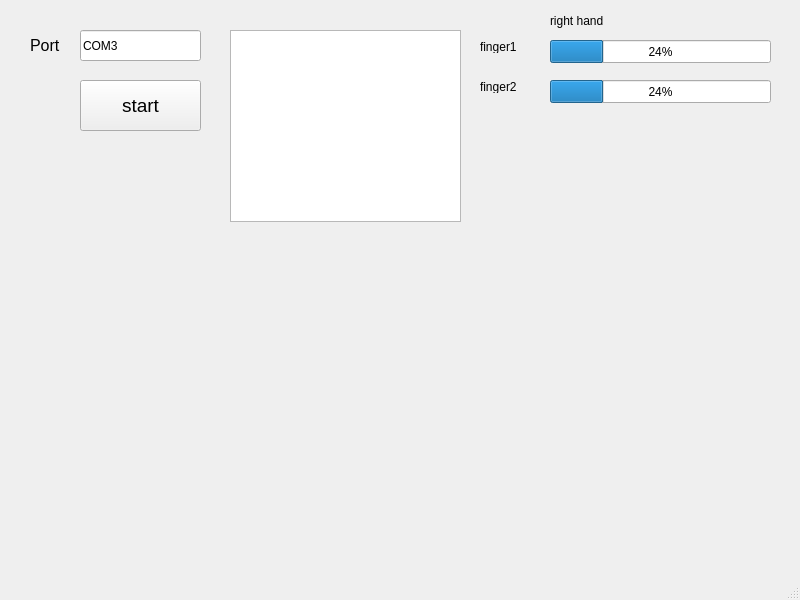
This is arduino_alpha_MIREA/mainwindow.ui in Dimitrius-dev/hand_MIREA as Qt 5 draws it before an edit. The edited form follows.
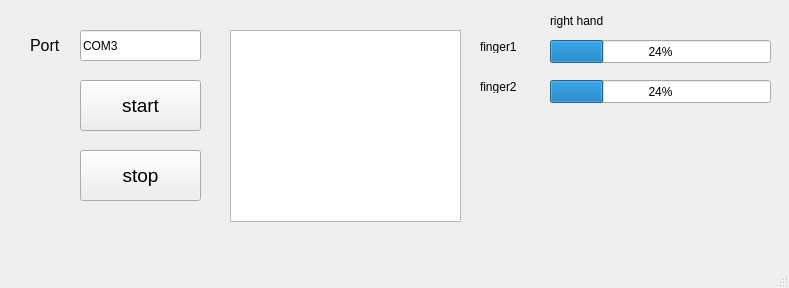
This is the edited form.

What changed in the file:
```diff
--- a/arduino_alpha_MIREA/mainwindow.ui
+++ b/arduino_alpha_MIREA/mainwindow.ui
@@ -6,10 +6,22 @@
    <rect>
     <x>0</x>
     <y>0</y>
-    <width>800</width>
-    <height>600</height>
+    <width>789</width>
+    <height>288</height>
    </rect>
   </property>
+  <property name="minimumSize">
+   <size>
+    <width>789</width>
+    <height>288</height>
+   </size>
+  </property>
+  <property name="maximumSize">
+   <size>
+    <width>789</width>
+    <height>288</height>
+   </size>
+  </property>
   <property name="windowTitle">
    <string>MainWindow</string>
   </property>
@@ -138,6 +150,24 @@
      <string>finger2</string>
     </property>
    </widget>
+   <widget class="QPushButton" name="pushStop">
+    <property name="geometry">
+     <rect>
+      <x>80</x>
+      <y>150</y>
+      <width>121</width>
+      <height>51</height>
+     </rect>
+    </property>
+    <property name="font">
+     <font>
+      <pointsize>14</pointsize>
+     </font>
+    </property>
+    <property name="text">
+     <string>stop</string>
+    </property>
+   </widget>
   </widget>
   <widget class="QMenuBar" name="menubar">
    <property name="geometry">
```
Left out of the diff: 2 changed lines with no effect on the pictures.
